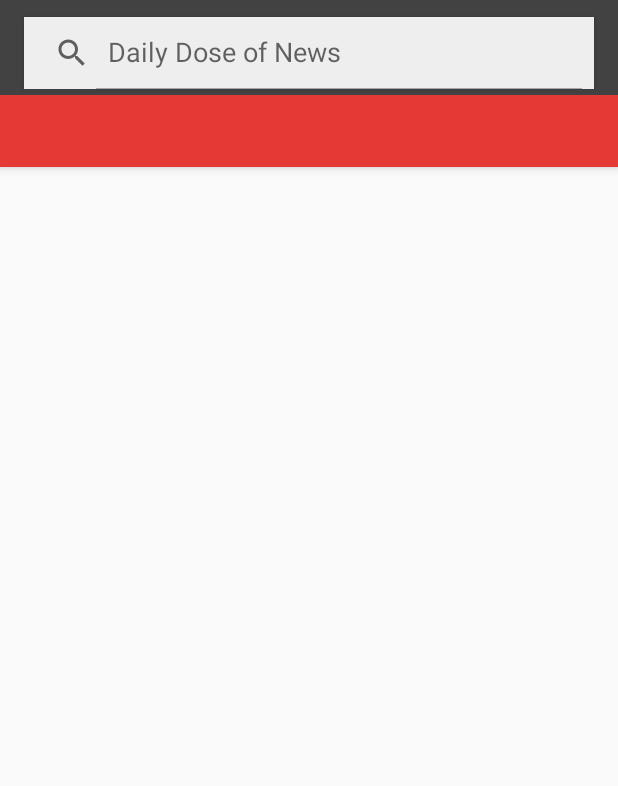
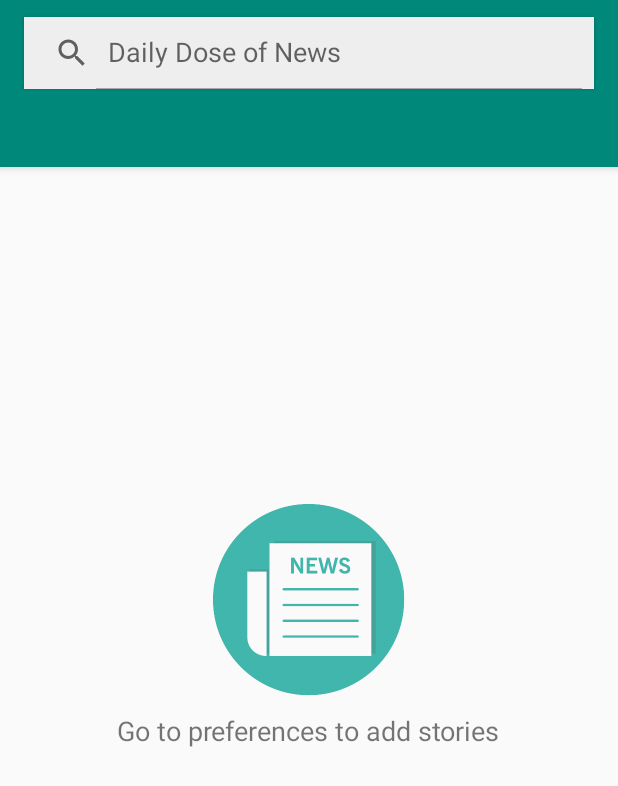
Before and after one commit to angelynaliem/DailyDoseofNews, an Android app: the layout activity_main.xml on its own in the app's theme, with its tools: preview values and no code run, on a phone screen of 412 x 824 dp. Shown: the top 786 px of the screen. Run offline under Robolectric (Android 15) with nearby library versions, the light colour scheme and no system bars.

Commit message:
small changes

```diff
--- a/app/src/main/java/com/example/company/dailydoseofnews/activities/MainActivity.java
+++ b/app/src/main/java/com/example/company/dailydoseofnews/activities/MainActivity.java
@@ -123,9 +123,10 @@ public class MainActivity extends AppCompatActivity {
             findColors(tabString);
         } else {
             findColors("default color");
-            // Makes no news screen visible
+            // Makes "no news" screen visible & hide TabLayout
             View noNewsView = findViewById(R.id.no_news_view);
             noNewsView.setVisibility(View.VISIBLE);
+            tabLayout.setVisibility(View.GONE);
         }
         tabLayout.addOnTabSelectedListener(new TabLayout.OnTabSelectedListener() {
             @Override
--- a/app/src/main/res/layout/activity_main.xml
+++ b/app/src/main/res/layout/activity_main.xml
@@ -12,6 +12,7 @@
         android:id="@+id/main_app_bar_layout"
         android:layout_width="match_parent"
         android:layout_height="wrap_content"
+        tools:background="@color/colorCyan"
         android:elevation="0dp">
 
         <android.support.v7.widget.Toolbar
@@ -37,6 +38,7 @@
             android:id="@+id/tab_layout"
             style="@style/TabLayoutStyle"
             app:tabIndicatorColor="@android:color/white"
+            tools:background="@color/colorCyan"
             app:tabMode="scrollable"
             app:tabSelectedTextColor="@android:color/white"
             app:tabTextColor="@color/whiteTransparent" />
@@ -47,6 +49,7 @@
         android:id="@+id/view_pager"
         android:layout_width="match_parent"
         android:layout_height="match_parent"
+
         app:layout_behavior="@string/appbar_scrolling_view_behavior" />
 
     <LinearLayout
@@ -55,11 +58,13 @@
         android:layout_height="match_parent"
         android:gravity="center"
         android:orientation="vertical"
-        android:visibility="gone">
+        android:visibility="gone"
+        tools:visibility="visible">
 
         <ImageView
-            android:layout_width="match_parent"
-            android:layout_height="13dp"
+            android:layout_width="150dp"
+            android:layout_height="150dp"
+            android:contentDescription="@null"
             android:src="@drawable/no_news_trans" />
 
         <TextView
```
Also changed, not shown: 3 other files.
